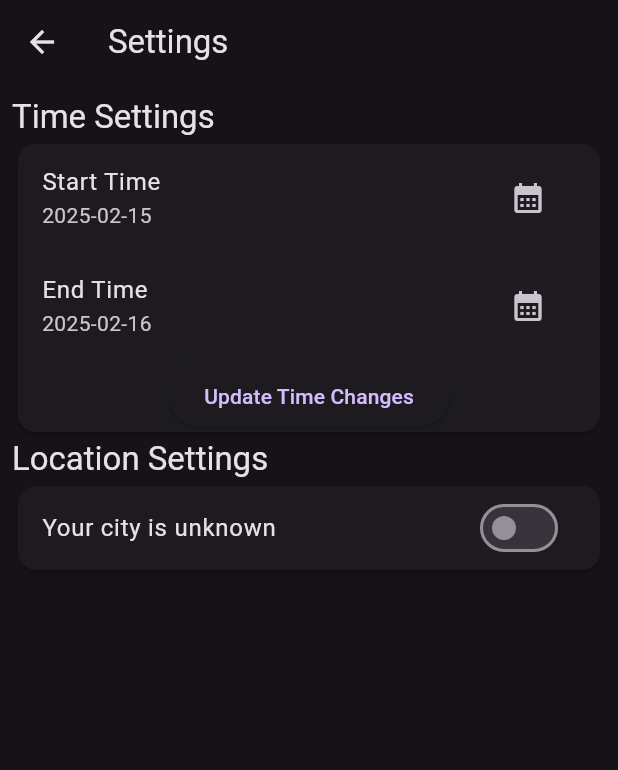
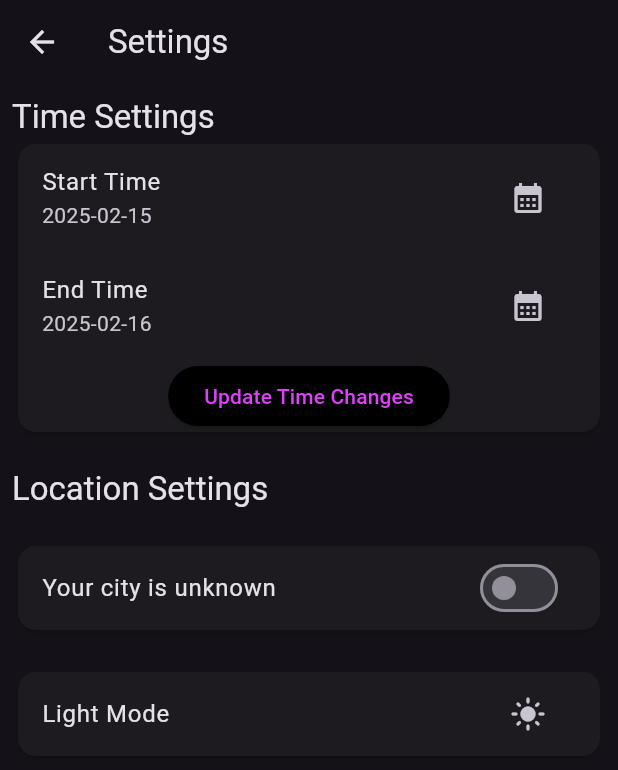
Before and after one commit to Fenirok/Earthquake_app, a Flutter app: the screen it shows after launch, after a tap on the "settings" icon, on a phone screen of 412 x 824 dp. Shown: the top 770 px of the screen. Run offline on Flutter 3.47's test engine with Material 3 defaults, Android fonts, the phone set to English and light mode, and no system bars; our stand-ins replace flutter_easyloading, gap, geocoding, geolocator; network calls fail.

```diff
--- a/lib/main.dart
+++ b/lib/main.dart
@@ -1,12 +1,24 @@
 import 'package:earthquake_app/pages/home_page.dart';
+import 'package:earthquake_app/providers/ThemeProvider.dart';
 import 'package:earthquake_app/providers/app_data_provider.dart';
 import 'package:flutter/material.dart';
 import 'package:flutter_easyloading/flutter_easyloading.dart';
 import 'package:provider/provider.dart';
 
 void main() {
-  runApp(ChangeNotifierProvider(
-      create: (ctx) => AppDataProvider(), child: MyApp()));
+  runApp(
+    MultiProvider(
+      providers: [
+        ChangeNotifierProvider(
+          create: (ctx) => AppDataProvider(),
+        ),
+        ChangeNotifierProvider(
+          create: (ctx) => ThemeProvider(),
+        ),
+      ],
+      child: MyApp(),
+    ),
+  );
 }
 
 class MyApp extends StatelessWidget {
@@ -17,10 +29,9 @@ class MyApp extends StatelessWidget {
     return MaterialApp(
       debugShowCheckedModeBanner: false,
       title: 'Flutter Demo',
-      theme: ThemeData(
-        colorScheme: ColorScheme.fromSeed(seedColor: Colors.deepPurple,brightness: Brightness.dark),
-        useMaterial3: true,
-      ),
+      themeMode: Provider.of<ThemeProvider>(context).themeMode,
+      theme: ThemeData.light(),
+      darkTheme: ThemeData.dark(),
       builder: EasyLoading.init(),
       home: HomePage(),
     );
--- /dev/null
+++ b/lib/pages/customPageRoute.dart
@@ -0,0 +1,29 @@
+
+import 'package:flutter/material.dart';
+
+class CustomPageRoute extends PageRouteBuilder {
+  final Widget child;
+
+  CustomPageRoute({required this.child})
+      : super(
+    transitionDuration: const Duration(milliseconds: 200),
+    reverseTransitionDuration: Duration(milliseconds: 200),
+    pageBuilder: (context, animation, secondaryAnimation) => child,
+  );
+
+  @override
+  Widget buildTransitions(
+      BuildContext context,
+      Animation<double> animation,
+      Animation<double> secondaryAnimation,
+      Widget child,
+      ) {
+    return SlideTransition(
+      position: Tween<Offset>(
+        begin: const Offset(1, 0),
+        end: Offset.zero,
+      ).animate(animation),
+      child: child,
+    );
+  }
+}
--- a/lib/pages/settings_page.dart
+++ b/lib/pages/settings_page.dart
@@ -1,7 +1,9 @@
+import 'package:earthquake_app/providers/ThemeProvider.dart';
 import 'package:earthquake_app/providers/app_data_provider.dart';
 import 'package:earthquake_app/utils/helper_functions.dart';
 import 'package:flutter/material.dart';
 import 'package:flutter_easyloading/flutter_easyloading.dart';
+import 'package:gap/gap.dart';
 import 'package:provider/provider.dart';
 
 class SettingsPage extends StatefulWidget {
@@ -14,6 +16,8 @@ class SettingsPage extends StatefulWidget {
 class _SettingsPageState extends State<SettingsPage> {
   @override
   Widget build(BuildContext context) {
+    final theme = Provider.of<ThemeProvider>(context, listen: false);
+    var isDark = theme.themeMode == ThemeMode.dark;
     return Scaffold(
       appBar: AppBar(
         title: Text('Settings'),
@@ -56,29 +60,57 @@ class _SettingsPageState extends State<SettingsPage> {
                     ),
                   ),
                   ElevatedButton(
+                    style: ElevatedButton.styleFrom(
+                      backgroundColor: isDark ? Colors.black : Colors.purple,
+                    ),
                     onPressed: () {
                       provider.getEarthQuakeData();
                       showMsg(context, 'Times are Updaeted');
                     },
-                    child: Text('Update Time Changes'),
+                    child: Text(
+                      'Update Time Changes',
+                      style: TextStyle(
+                          color: isDark ? Colors.purpleAccent : Colors.white),
+                    ),
                   ),
                 ],
               ),
             ),
+            Gap(20),
             Text(
               'Location Settings',
               style: Theme.of(context).textTheme.titleLarge,
             ),
+            Gap(20),
             Card(
               child: SwitchListTile(
                 title: Text(provider.currentCity ?? 'Your city is unknown'),
-                subtitle: provider.currentCity == null ? null : Text('EarthQuake data will be shown within ${provider.maxRadiusikm} km radius from ${provider.currentCity}'),
+                subtitle: provider.currentCity == null
+                    ? null
+                    : Text(
+                        'EarthQuake data will be shown within ${provider.maxRadiusikm} km radius from ${provider.currentCity}'),
                 value: provider.shouldUseLocation,
-                onChanged: (value) async{
+                onChanged: (value) async {
                   EasyLoading.show(status: 'Getting location');
                   await provider.setLocation(value);
                   EasyLoading.dismiss();
                 },
+              ),
+            ),
+            Gap(20),
+            Card(
+              child: ListTile(
+                title: Text(isDark ? 'Light Mode' : 'Dark Mode'),
+                trailing: IconButton(
+                  onPressed: () {
+                    setState(() {
+                      isDark = !isDark;
+                    });
+                    theme.toggle();
+                  },
+                  icon: Icon(
+                      isDark ? Icons.light_mode : Icons.dark_mode_outlined),
+                ),
               ),
             )
           ],
--- /dev/null
+++ b/lib/providers/ThemeProvider.dart
@@ -0,0 +1,20 @@
+import 'package:flutter/material.dart';
+
+class ThemeProvider extends ChangeNotifier {
+  ThemeMode _themeMode = ThemeMode.dark;
+
+  ThemeMode get themeMode => _themeMode;
+
+  set themeMode(ThemeMode themeMode){
+    _themeMode = themeMode;
+    notifyListeners();
+  }
+  void toggle() {
+    if (_themeMode == ThemeMode.dark) {
+      _themeMode = ThemeMode.light;
+    } else {
+      _themeMode = ThemeMode.dark;
+    }
+    notifyListeners();
+  }
+}
--- a/pubspec.yaml
+++ b/pubspec.yaml
@@ -41,7 +41,7 @@ dependencies:
   geolocator:
   geocoding:
   flutter_easyloading:
-
+  gap:
 dev_dependencies:
   flutter_test:
     sdk: flutter
```
Also changed, not shown: lib/pages/RadioButtons.dart (added, +29 -0 lines), lib/pages/home_page.dart (+33 -66 lines), lib/pages/sortingDialog.dart (added, +60 -0 lines), pubspec.lock, 11 other files.
